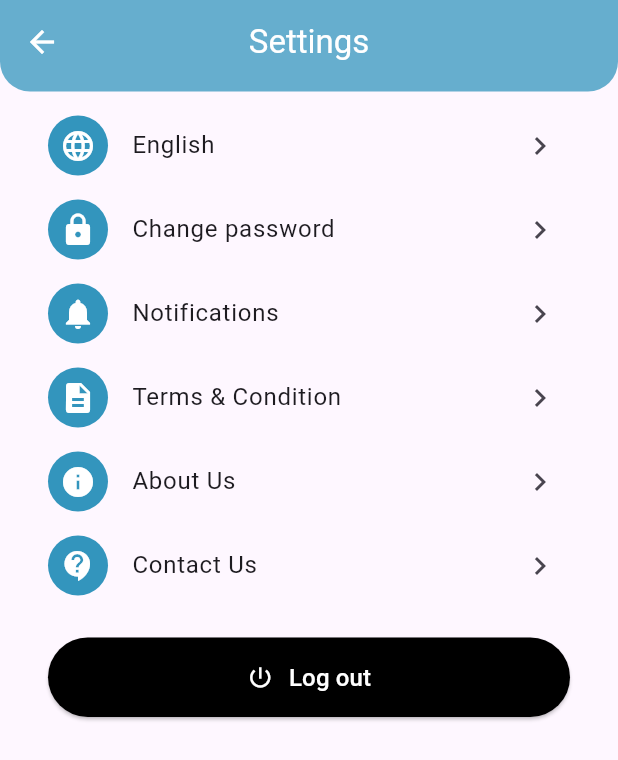
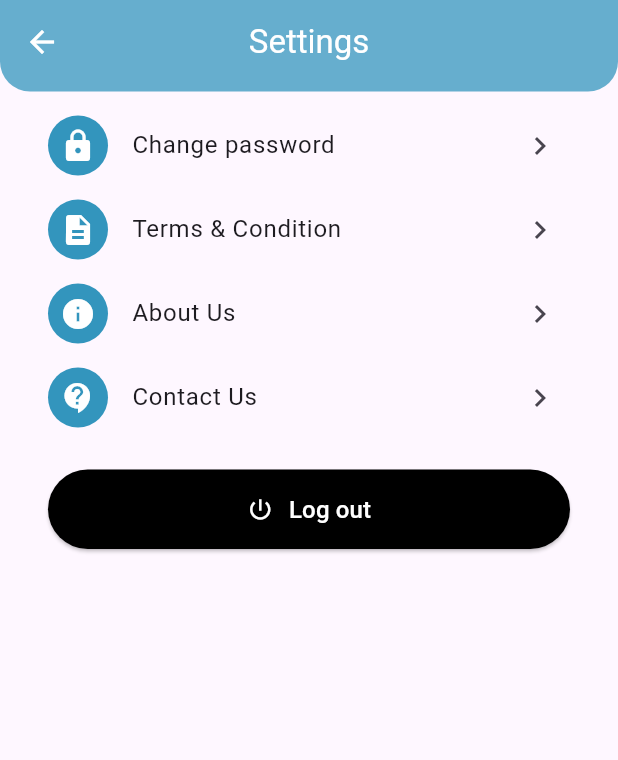
Before and after one commit to Bahga-Project/bahga-student, a Flutter app: the SettingsScreen screen opened by its route, on a phone screen of 412 x 824 dp. Shown: the top 760 px of the screen. Run offline on Flutter 3.47's test engine with Material 3 defaults, Android fonts, the phone set to English and light mode, and no system bars; our stand-ins replace cloud_firestore, dio, firebase_auth, firebase_core, image_picker and 1 more; missing offline and left inert: dart:ffi, flutter_pdfview; accounts and stored records are empty.

Commit message:
update setting

```diff
--- a/lib/screens/settings_screen.dart
+++ b/lib/screens/settings_screen.dart
@@ -31,18 +31,18 @@ class _SettingsScreenState extends State<SettingsScreen> {
             Expanded(
               child: ListView(
                 children: [
-                  SettingsTile(
-                    icon: Icons.language,
-                    title: selectedLanguage,
-                    onTap: () async {
-                      final newLanguage = await showLanguageBottomSheet(context, selectedLanguage);
-                      if (newLanguage != null) {
-                        setState(() {
-                          selectedLanguage = newLanguage;
-                        });
-                      }
-                    },
-                  ),
+                  // SettingsTile(
+                  //   icon: Icons.language,
+                  //   title: selectedLanguage,
+                  //   onTap: () async {
+                  //     final newLanguage = await showLanguageBottomSheet(context, selectedLanguage);
+                  //     if (newLanguage != null) {
+                  //       setState(() {
+                  //         selectedLanguage = newLanguage;
+                  //       });
+                  //     }
+                  //   },
+                  // ),
                   SettingsTile(
                     icon: Icons.lock,
                     title: "Change password",
@@ -55,13 +55,13 @@ class _SettingsScreenState extends State<SettingsScreen> {
                       }
                     },
                   ),
-                  SettingsTile(
-                    icon: Icons.notifications,
-                    title: "Notifications",
-                    onTap: () {
-                      Navigator.of(context, rootNavigator: true).pushNamed(RouteNames.Notifications);
-                    },
-                  ),
+                  // SettingsTile(
+                  //   icon: Icons.notifications,
+                  //   title: "Notifications",
+                  //   onTap: () {
+                  //     Navigator.of(context, rootNavigator: true).pushNamed(RouteNames.Notifications);
+                  //   },
+                  // ),
                   SettingsTile(
                     icon: Icons.description,
                     title: "Terms & Condition",
```
